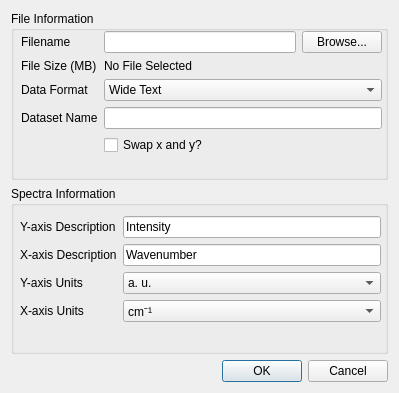
Before: the Qt Designer form loaddataset.ui in VespucciProject/Vespucci, drawn with Qt 5.
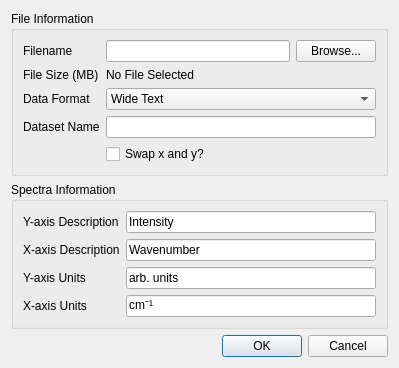
After: the same form once the commit is applied.

```diff
--- a/loaddataset.ui
+++ b/loaddataset.ui
@@ -7,31 +7,19 @@
     <x>0</x>
     <y>0</y>
     <width>399</width>
-    <height>393</height>
+    <height>336</height>
    </rect>
   </property>
   <property name="windowTitle">
    <string>Load Dataset</string>
   </property>
-  <layout class="QGridLayout" name="gridLayout">
-   <item row="0" column="0">
+  <layout class="QVBoxLayout" name="verticalLayout">
+   <item>
     <widget class="QGroupBox" name="groupBox_2">
      <property name="title">
       <string>File Information</string>
      </property>
-     <widget class="QWidget" name="formLayoutWidget_3">
-      <property name="geometry">
-       <rect>
-        <x>10</x>
-        <y>20</y>
-        <width>361</width>
-        <height>141</height>
-       </rect>
-      </property>
-      <layout class="QFormLayout" name="formLayout_3">
-       <property name="fieldGrowthPolicy">
-        <enum>QFormLayout::AllNonFixedFieldsGrow</enum>
-       </property>
+     <layout class="QFormLayout" name="formLayout">
        <item row="0" column="0">
         <widget class="QLabel" name="label">
          <property name="text">
@@ -40,7 +28,7 @@
         </widget>
        </item>
        <item row="0" column="1">
-        <layout class="QHBoxLayout" name="horizontalLayout_2">
+       <layout class="QHBoxLayout" name="horizontalLayout">
          <item>
           <widget class="QLineEdit" name="filenameBox">
            <property name="enabled">
@@ -133,23 +121,16 @@
        </item>
       </layout>
      </widget>
-    </widget>
    </item>
-   <item row="1" column="0">
+   <item>
     <widget class="QGroupBox" name="groupBox">
      <property name="title">
       <string>Spectra Information</string>
      </property>
-     <widget class="QWidget" name="formLayoutWidget_2">
-      <property name="geometry">
-       <rect>
-        <x>9</x>
-        <y>30</y>
-        <width>361</width>
-        <height>111</height>
-       </rect>
-      </property>
       <layout class="QFormLayout" name="formLayout_2">
+      <property name="fieldGrowthPolicy">
+       <enum>QFormLayout::AllNonFixedFieldsGrow</enum>
+      </property>
        <item row="0" column="0">
         <widget class="QLabel" name="label_6">
          <property name="text">
@@ -157,6 +138,13 @@
          </property>
         </widget>
        </item>
+      <item row="0" column="1">
+       <widget class="QLineEdit" name="yDescription">
+        <property name="text">
+         <string>Intensity</string>
+        </property>
+       </widget>
+      </item>
        <item row="1" column="0">
         <widget class="QLabel" name="label_7">
          <property name="text">
@@ -164,6 +152,13 @@
          </property>
         </widget>
        </item>
+      <item row="1" column="1">
+       <widget class="QLineEdit" name="xDescription">
+        <property name="text">
+         <string>Wavenumber</string>
+        </property>
+       </widget>
+      </item>
        <item row="2" column="0">
         <widget class="QLabel" name="label_8">
          <property name="text">
@@ -178,63 +173,24 @@
          </property>
         </widget>
        </item>
-       <item row="0" column="1">
-        <widget class="QLineEdit" name="yDescription">
-         <property name="text">
-          <string>Intensity</string>
-         </property>
-        </widget>
-       </item>
-       <item row="1" column="1">
-        <widget class="QLineEdit" name="xDescription">
-         <property name="text">
-          <string>Wavenumber</string>
-         </property>
-        </widget>
-       </item>
        <item row="2" column="1">
-        <widget class="QComboBox" name="yUnits">
-         <item>
-          <property name="text">
-           <string>a. u.</string>
-          </property>
-         </item>
-         <item>
+       <widget class="QLineEdit" name="yUnits">
           <property name="text">
            <string>arb. units</string>
           </property>
-         </item>
-         <item>
-          <property name="text">
-           <string/>
-          </property>
-         </item>
         </widget>
        </item>
        <item row="3" column="1">
-        <widget class="QComboBox" name="xUnits">
-         <item>
+       <widget class="QLineEdit" name="xUnits">
           <property name="text">
            <string>cm⁻¹</string>
           </property>
-         </item>
-         <item>
-          <property name="text">
-           <string>nm</string>
-          </property>
-         </item>
-         <item>
-          <property name="text">
-           <string>Å</string>
-          </property>
-         </item>
         </widget>
        </item>
       </layout>
      </widget>
-    </widget>
    </item>
-   <item row="2" column="0">
+   <item>
     <widget class="QDialogButtonBox" name="buttonBox">
      <property name="orientation">
       <enum>Qt::Horizontal</enum>
@@ -245,10 +201,6 @@
     </widget>
    </item>
   </layout>
-  <zorder>buttonBox</zorder>
-  <zorder>groupBox</zorder>
-  <zorder>groupBox_2</zorder>
-  <zorder>horizontalLayoutWidget</zorder>
  </widget>
  <resources/>
  <connections>
```
Lines whose indentation alone changed are shown as unchanged.
